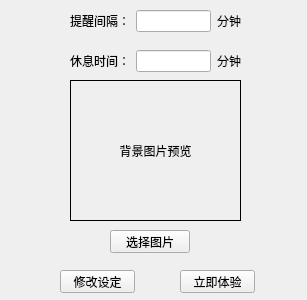
The window that pma/jiuzuo.ui (FlyingGarfield/productManager_assistant) describes before a commit, drawn with Qt 5.
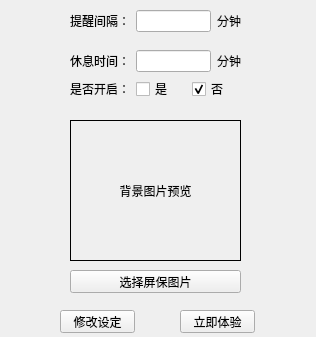
The same window after the commit.

```diff
--- a/pma/jiuzuo.ui
+++ b/pma/jiuzuo.ui
@@ -6,8 +6,8 @@
    <rect>
     <x>0</x>
     <y>0</y>
-    <width>307</width>
-    <height>300</height>
+    <width>316</width>
+    <height>337</height>
    </rect>
   </property>
   <property name="windowTitle">
@@ -17,7 +17,7 @@
    <property name="geometry">
     <rect>
      <x>60</x>
-     <y>270</y>
+     <y>310</y>
      <width>75</width>
      <height>23</height>
     </rect>
@@ -30,7 +30,7 @@
    <property name="geometry">
     <rect>
      <x>70</x>
-     <y>80</y>
+     <y>120</y>
      <width>171</width>
      <height>141</height>
     </rect>
@@ -51,21 +51,21 @@
   <widget class="QPushButton" name="xztupian">
    <property name="geometry">
     <rect>
-     <x>110</x>
-     <y>230</y>
-     <width>80</width>
+     <x>70</x>
+     <y>270</y>
+     <width>171</width>
      <height>23</height>
     </rect>
    </property>
    <property name="text">
-    <string>选择图片</string>
+    <string>选择屏保图片</string>
    </property>
   </widget>
   <widget class="QPushButton" name="lijitiyan">
    <property name="geometry">
     <rect>
      <x>180</x>
-     <y>270</y>
+     <y>310</y>
      <width>75</width>
      <height>23</height>
     </rect>
@@ -136,6 +136,46 @@
     </item>
    </layout>
   </widget>
+  <widget class="QWidget" name="layoutWidget">
+   <property name="geometry">
+    <rect>
+     <x>70</x>
+     <y>80</y>
+     <width>171</width>
+     <height>18</height>
+    </rect>
+   </property>
+   <layout class="QHBoxLayout" name="horizontalLayout_3">
+    <item>
+     <widget class="QLabel" name="label_5">
+      <property name="text">
+       <string>是否开启：</string>
+      </property>
+     </widget>
+    </item>
+    <item>
+     <widget class="QCheckBox" name="checkBox">
+      <property name="text">
+       <string>是</string>
+      </property>
+     </widget>
+    </item>
+    <item>
+     <widget class="QCheckBox" name="checkBox_2">
+      <property name="text">
+       <string>否</string>
+      </property>
+      <property name="checked">
+       <bool>true</bool>
+      </property>
+      <property name="tristate">
+       <bool>false</bool>
+      </property>
+     </widget>
+    </item>
+   </layout>
+  </widget>
+  <zorder>layoutWidget</zorder>
   <zorder>layoutWidget</zorder>
   <zorder>layoutWidget</zorder>
   <zorder>xiugai</zorder>
```
